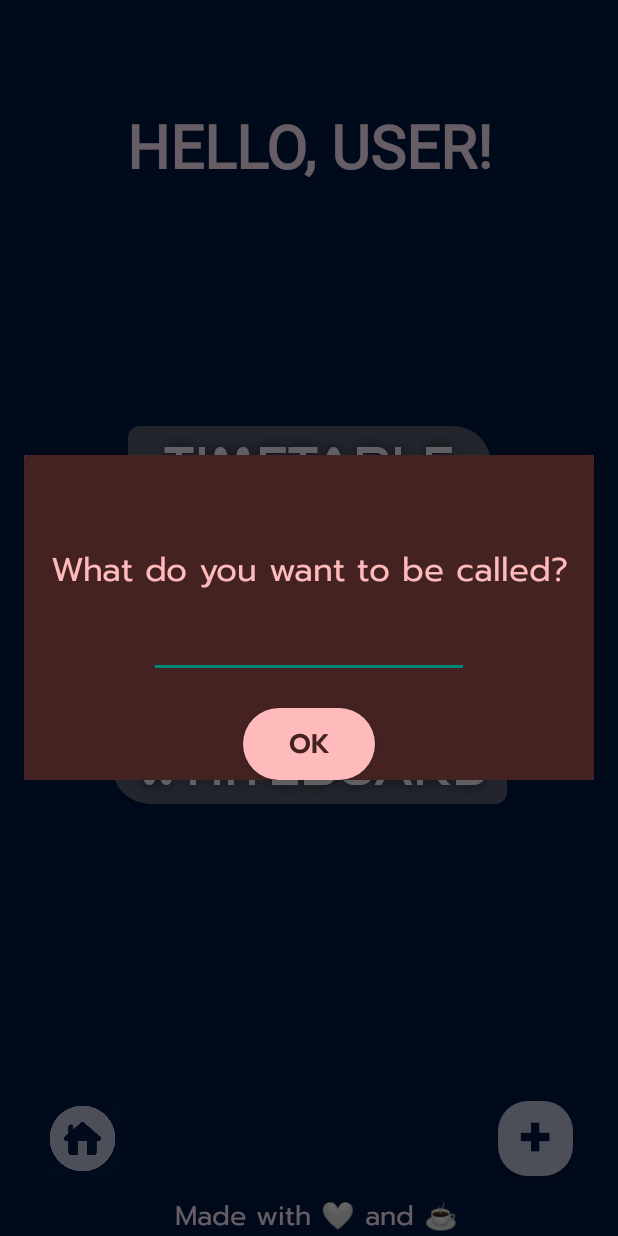
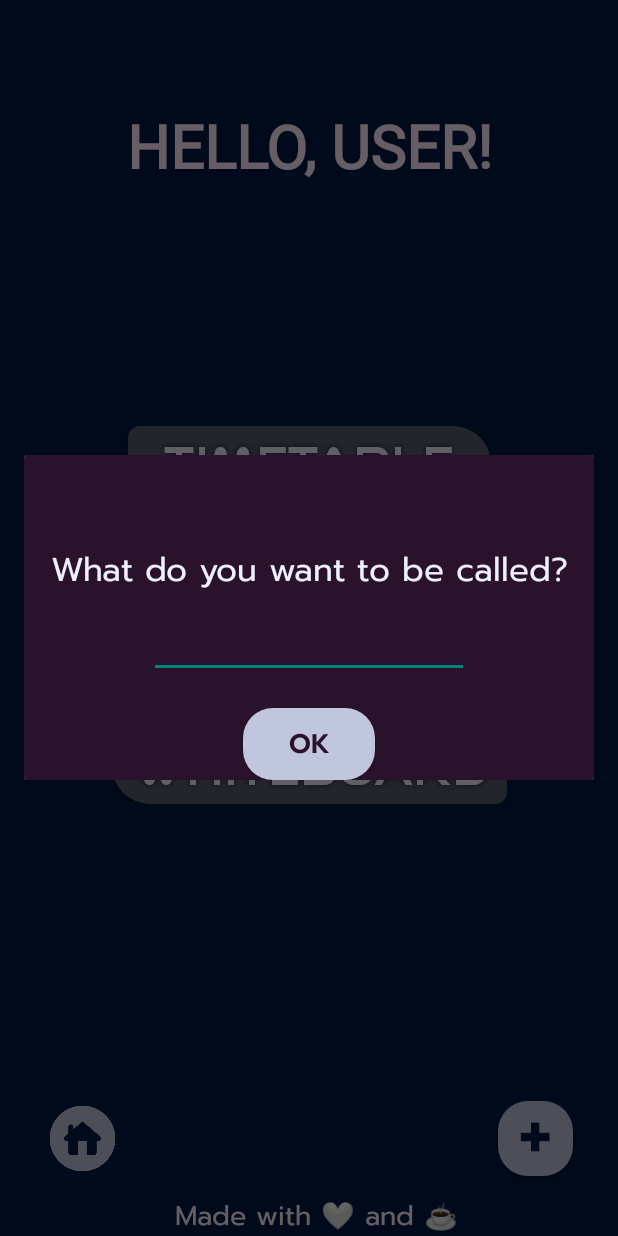
Before and after one commit to killerninjacat/AcademEase, an Android app: the fragment FridayFragment placed in its activity, after a tap on "OK", on a phone screen of 412 x 824 dp. Run offline under Robolectric (Android 15) with nearby library versions, the phone set to English and light mode, and no system bars; libraries missing offline, so code that uses them is left out: nl.dionsegijn.konfetti; plain views replace KonfettiView; 1 statement that could not run was skipped; 2 other taps on this screen came first.

Commit message:
feat: material you colors

```diff
--- a/app/src/main/res/layout/activity_main.xml
+++ b/app/src/main/res/layout/activity_main.xml
@@ -41,7 +41,7 @@
         android:background="@drawable/mainbuttons"
         android:fontFamily="@font/spider"
         android:text="  Timetable  "
-        android:shadowRadius="10"
+        android:shadowRadius="5"
         android:shadowColor="@color/material_dynamic_neutral_variant10"
         android:textColor="@color/material_dynamic_neutral_variant95"
         android:textSize="30sp"
@@ -58,7 +58,7 @@
         android:fontFamily="@font/spider"
         android:text=" Attendance "
         android:textColor="@color/material_dynamic_neutral_variant95"
-        android:shadowRadius="10"
+        android:shadowRadius="5"
         android:shadowColor="@color/material_dynamic_neutral_variant10"
         android:textSize="30sp"
         app:layout_constraintEnd_toEndOf="parent"
@@ -73,7 +73,7 @@
         android:background="@drawable/mainbuttons"
         android:fontFamily="@font/spider"
         android:text="   My Notes   "
-        android:shadowRadius="10"
+        android:shadowRadius="5"
         android:shadowColor="@color/material_dynamic_neutral_variant10"
         android:textColor="@color/material_dynamic_neutral_variant95"
         android:textSize="30sp"
@@ -89,7 +89,7 @@
         android:background="@drawable/mainbuttons"
         android:fontFamily="@font/spider"
         android:text=" Whiteboard "
-        android:shadowRadius="10"
+        android:shadowRadius="5"
         android:shadowColor="@color/material_dynamic_neutral_variant10"
         android:textColor="@color/material_dynamic_neutral_variant95"
         android:textSize="30sp"
--- a/app/src/main/res/layout/activity_timetable.xml
+++ b/app/src/main/res/layout/activity_timetable.xml
@@ -12,8 +12,8 @@
         android:layout_width="match_parent"
         android:layout_height="wrap_content"
         android:layout_gravity="top"
-        android:background="@color/material_dynamic_secondary90"
-        app:tabTextColor="@color/material_dynamic_tertiary50"
+        android:background="@color/material_dynamic_primary80"
+        app:tabTextColor="@color/material_dynamic_secondary50"
         app:tabTextAppearance="@style/CustomTabText"
         app:tabSelectedTextColor="@color/material_dynamic_tertiary10"
         app:tabIndicatorColor="@color/material_dynamic_secondary20"/>
--- a/app/src/main/res/layout/dates_view.xml
+++ b/app/src/main/res/layout/dates_view.xml
@@ -4,15 +4,15 @@
     xmlns:tools="http://schemas.android.com/tools"
     android:layout_width="match_parent"
     android:layout_height="match_parent"
-    android:background="#0f5859">
+    android:background="@color/material_dynamic_neutral10">
 
     <TextView
         android:id="@+id/textView"
         android:layout_width="wrap_content"
         android:layout_height="wrap_content"
         android:text="Classes"
-        android:textColor="@color/black"
-        android:background="#DDFFE7"
+        android:textColor="@color/material_dynamic_neutral10"
+        android:background="@color/material_dynamic_primary90"
         android:fontFamily="@font/moontank"
         android:textSize="24sp"
         app:layout_constraintTop_toTopOf="parent"
--- a/app/src/main/res/layout/each_date.xml
+++ b/app/src/main/res/layout/each_date.xml
@@ -2,7 +2,7 @@
 <LinearLayout xmlns:android="http://schemas.android.com/apk/res/android"
     android:layout_width="wrap_content"
     android:layout_height="wrap_content"
-    android:background="#0f5859">
+    android:background="@color/material_dynamic_neutral10">
 
     <TextView
         android:id="@+id/eachdate1"
@@ -12,7 +12,7 @@
         android:layout_weight="1"
         android:fontFamily="@font/iron"
         android:textAlignment="center"
-        android:textColor="@color/white"
+        android:textColor="@color/material_dynamic_tertiary95"
         android:textSize="21sp" />
 
 </LinearLayout>
--- a/app/src/main/res/layout/enter_name.xml
+++ b/app/src/main/res/layout/enter_name.xml
@@ -4,7 +4,7 @@
     xmlns:tools="http://schemas.android.com/tools"
     android:layout_width="match_parent"
     android:layout_height="match_parent"
-    android:background="#442222">
+    android:background="@color/material_dynamic_tertiary10">
 
     <EditText
         android:id="@+id/namebox"
@@ -12,6 +12,7 @@
         android:layout_height="wrap_content"
         android:layout_marginTop="10dp"
         android:ems="10"
+        android:textColor="@color/material_dynamic_tertiary95"
         android:inputType="text"
         app:layout_constraintEnd_toEndOf="parent"
         app:layout_constraintStart_toStartOf="parent"
@@ -24,8 +25,8 @@
         android:layout_marginTop="60dp"
         android:fontFamily="@font/prompt"
         android:text="What do you want to be called?"
-        android:textColor="#ffbbbb"
-        android:textSize="22dp"
+        android:textColor="@color/material_dynamic_primary95"
+        android:textSize="22sp"
         app:layout_constraintEnd_toEndOf="parent"
         app:layout_constraintStart_toStartOf="parent"
         app:layout_constraintTop_toTopOf="parent" />
@@ -35,11 +36,11 @@
         android:layout_width="wrap_content"
         android:layout_height="wrap_content"
         android:layout_marginTop="20dp"
-        android:background="@drawable/nameok"
+        android:background="@drawable/new_button"
         android:fontFamily="@font/prompt_semibold"
         android:text="OK"
-        android:textColor="#442222"
-        android:textSize="18dp"
+        android:textColor="@color/material_dynamic_tertiary10"
+        android:textSize="18sp"
         app:layout_constraintEnd_toEndOf="parent"
         app:layout_constraintStart_toStartOf="parent"
         app:layout_constraintTop_toBottomOf="@+id/namebox" />
--- a/app/src/main/res/values-v31/colors.xml
+++ b/app/src/main/res/values-v31/colors.xml
@@ -1,6 +1,7 @@
 <?xml version="1.0" encoding="utf-8"?>
 <resources>
     <color name="main_500">@android:color/system_accent1_500</color>
+    <color name="light_50">@android:color/system_accent1_50</color>
 <color name="secondary_600">@android:color/system_accent2_600</color>
 <color name="main_dark_800">@android:color/system_accent1_800</color>
 </resources>
```
Also changed, not shown: app/src/main/java/com/example/studentcompanion/activities/CalendarActivity.java (+5 -5 lines), app/src/main/res/layout/activity_calendar.xml (+11 -11 lines), app/src/main/res/layout/new_attendance.xml (+8 -8 lines), app/src/main/res/layout/new_class.xml (+5 -5 lines), app/src/main/res/layout/new_note_dialog.xml (+11 -9 lines), app/src/main/res/layout/set_attendance.xml (+6 -6 lines).
